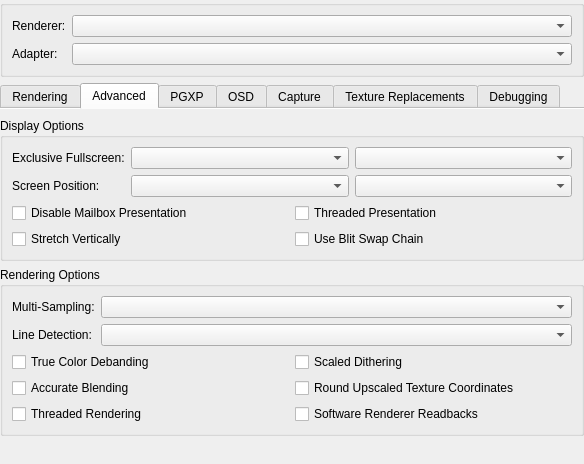
First picture: the form in src/duckstation-qt/graphicssettingswidget.ui, repository kofxi3584karlayang/duckstation, before the edit.
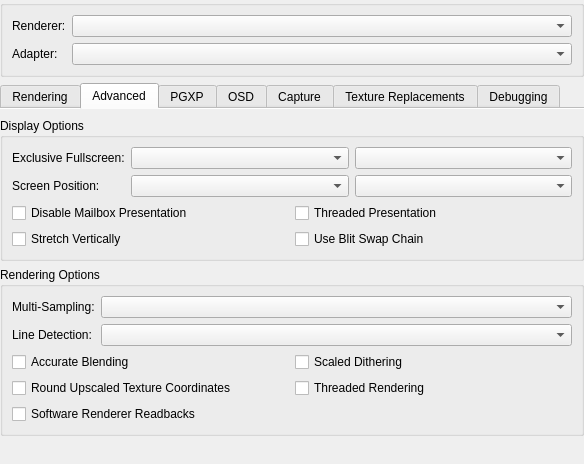
Second picture: the form after the edit. The open tabs and pages were chosen to show the change.

```diff
--- a/src/duckstation-qt/graphicssettingswidget.ui
+++ b/src/duckstation-qt/graphicssettingswidget.ui
@@ -399,6 +399,13 @@
           </item>
           <item row="2" column="0" colspan="2">
            <layout class="QGridLayout" name="gridLayout_5">
+            <item row="1" column="1">
+             <widget class="QCheckBox" name="gpuThread">
+              <property name="text">
+               <string>Threaded Rendering</string>
+              </property>
+             </widget>
+            </item>
             <item row="0" column="1">
              <widget class="QCheckBox" name="scaledDithering">
               <property name="text">
@@ -406,41 +413,27 @@
               </property>
              </widget>
             </item>
-            <item row="0" column="0">
-             <widget class="QCheckBox" name="debanding">
-              <property name="text">
-               <string>True Color Debanding</string>
-              </property>
-             </widget>
-            </item>
-            <item row="2" column="1">
-             <widget class="QCheckBox" name="useSoftwareRendererForReadbacks">
-              <property name="text">
-               <string>Software Renderer Readbacks</string>
-              </property>
-             </widget>
-            </item>
-            <item row="1" column="1">
+            <item row="1" column="0">
              <widget class="QCheckBox" name="forceRoundedTexcoords">
               <property name="text">
                <string>Round Upscaled Texture Coordinates</string>
               </property>
              </widget>
             </item>
-            <item row="2" column="0">
-             <widget class="QCheckBox" name="gpuThread">
-              <property name="text">
-               <string>Threaded Rendering</string>
-              </property>
-             </widget>
-            </item>
-            <item row="1" column="0">
+            <item row="0" column="0">
              <widget class="QCheckBox" name="accurateBlending">
               <property name="text">
                <string>Accurate Blending</string>
               </property>
              </widget>
             </item>
+            <item row="2" column="0">
+             <widget class="QCheckBox" name="useSoftwareRendererForReadbacks">
+              <property name="text">
+               <string>Software Renderer Readbacks</string>
+              </property>
+             </widget>
+            </item>
            </layout>
           </item>
           <item row="0" column="0">
```
Left out of the diff: 20 changed lines with no effect on the pictures.
